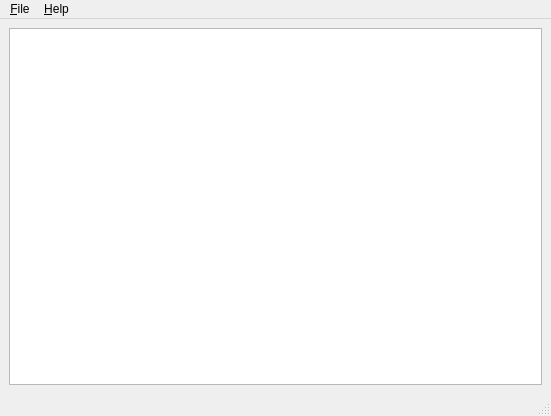
This is resources/widgets/qt4/mainwindow.ui in nycholas/polygon-area as Qt 5 draws it before an edit. The edited form follows.
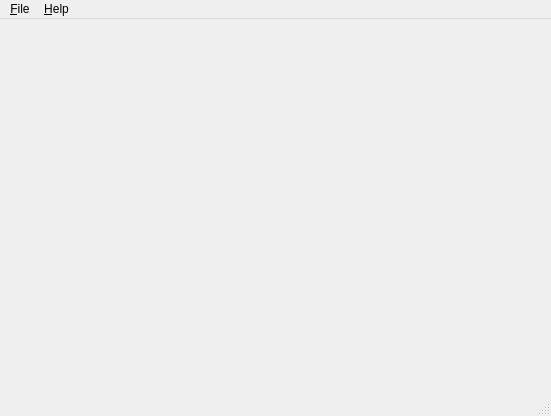
This is the edited form.

```diff
--- a/resources/widgets/qt4/mainwindow.ui
+++ b/resources/widgets/qt4/mainwindow.ui
@@ -14,11 +14,7 @@
    <string>MainWindow</string>
   </property>
   <widget class="QWidget" name="centralwidget">
-   <layout class="QGridLayout" name="gridLayout">
-    <item row="0" column="0">
-     <widget class="QGraphicsView" name="graphicsView"/>
-    </item>
-   </layout>
+   <layout class="QGridLayout" name="gridLayout"/>
   </widget>
   <widget class="QMenuBar" name="menubar">
    <property name="geometry">
```
